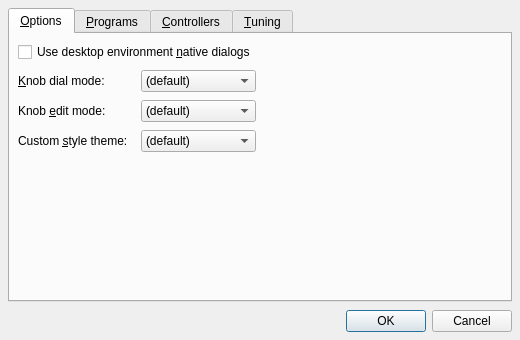
Old version of the form src/synthv1widget_config.ui in the repository rncbc/synthv1.
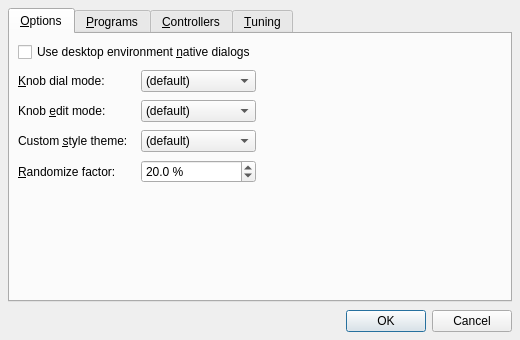
New version of the form. Icons and pictures are not drawn. Custom widgets are drawn as their Qt base class.

Commit message: [xrandom] Introducing brand new Random(ize) parameters command button...

The edit to the form file:
```diff
--- a/src/synthv1widget_config.ui
+++ b/src/synthv1widget_config.ui
@@ -163,7 +163,45 @@
          </item>
         </widget>
        </item>
-       <item row="4" column="0" colspan="3">
+       <item row="4" column="0">
+        <widget class="QLabel" name="RandomizePercentTextLabel">
+         <property name="text">
+          <string>&amp;Randomize factor:</string>
+         </property>
+         <property name="buddy">
+          <cstring>RandomizePercentSpinBox</cstring>
+         </property>
+        </widget>
+       </item>
+       <item row="4" column="1">
+        <widget class="QDoubleSpinBox" name="RandomizePercentSpinBox">
+         <property name="toolTip">
+          <string>Randomizer deviation from current value</string>
+         </property>
+         <property name="suffix" >
+          <string> %</string>
+         </property>
+         <property name="accelerated">
+          <bool>true</bool>
+         </property>
+         <property name="decimals">
+          <number>1</number>
+         </property>
+         <property name="minimum">
+          <double>0.1</double>
+         </property>
+         <property name="maximum">
+          <double>100.0</double>
+         </property>
+         <property name="singleStep">
+          <double>0.1</double>
+         </property>
+         <property name="value">
+          <double>20.0</double>
+         </property>
+        </widget>
+       </item>
+       <item row="5" column="0" colspan="3">
         <spacer>
          <property name="orientation">
           <enum>Qt::Vertical</enum>
```
The commit also changes 6 other files.
